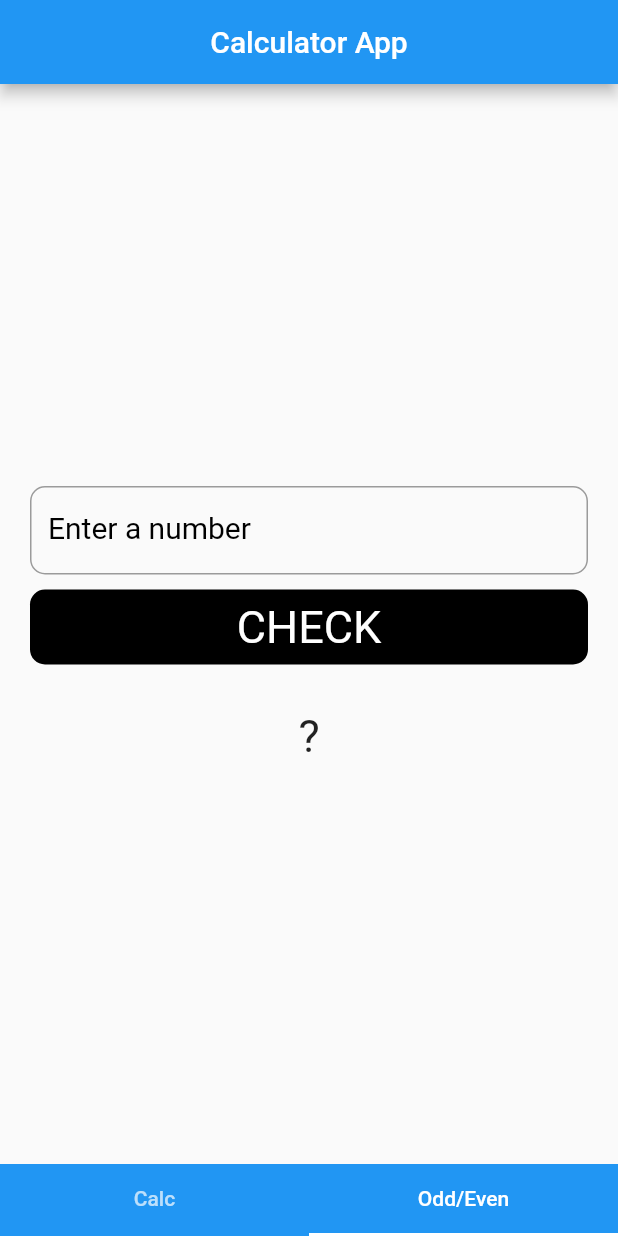
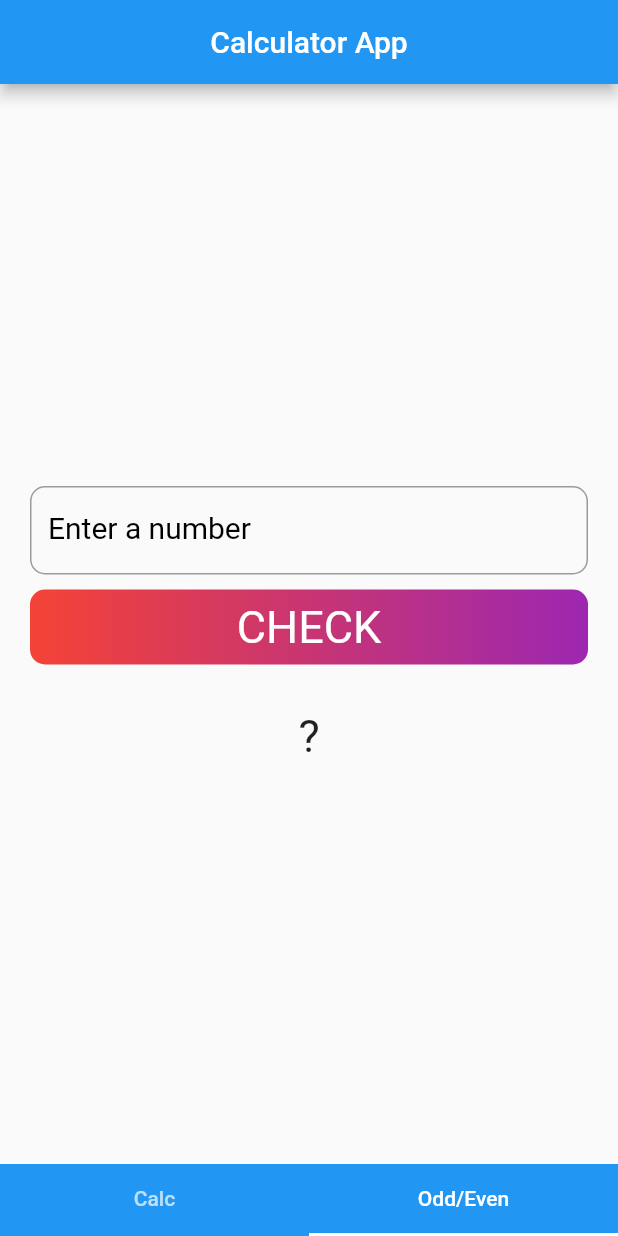
Before and after one commit to akbersalim/flutter-calculator, a Flutter app: the screen it shows after launch, tab 2 chosen, on a phone screen of 412 x 824 dp. Run offline on Flutter 3.47's test engine with Material 2 defaults, Android fonts, the phone set to English and light mode, and no system bars.

```diff
--- a/lib/views/oddeven.dart
+++ b/lib/views/oddeven.dart
@@ -52,7 +52,9 @@ class _OddEvenState extends State<OddEven> {
                   height: 50.0,
                   width: double.infinity,
                   decoration: BoxDecoration(
-                      color: Colors.black,
+                      gradient: LinearGradient(
+                        colors: [Colors.red,Colors.purple]
+                      ),
                       borderRadius: BorderRadius.circular(10.0)),
                   child: Center(
                       child: Text(
```
